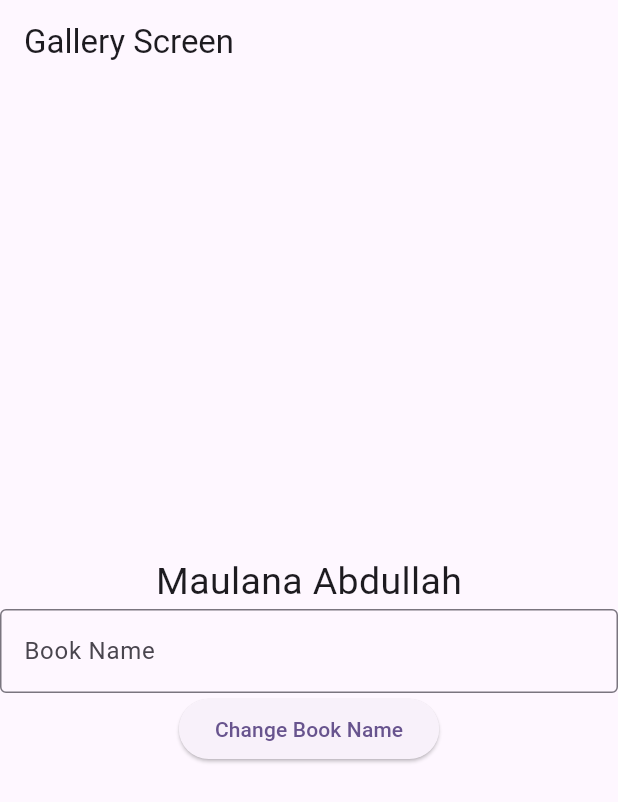
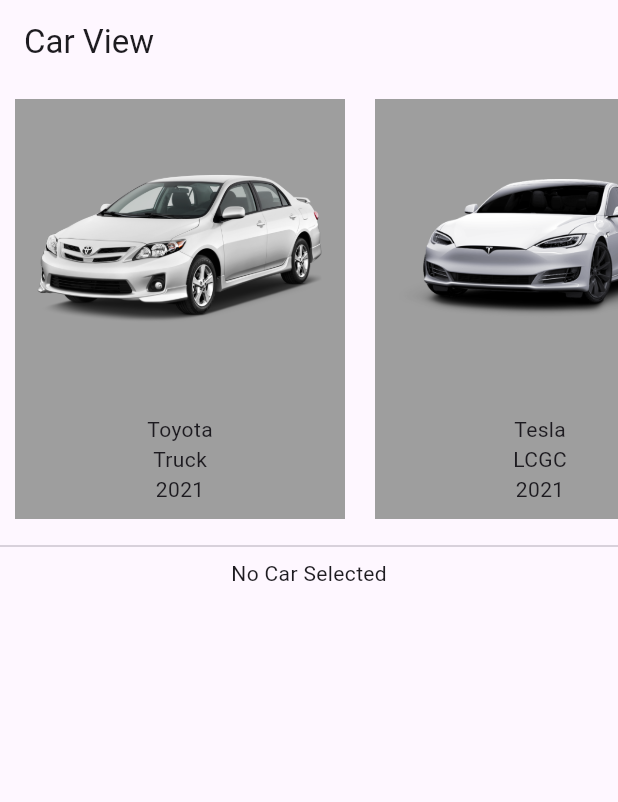
Before and after one commit to siopipin/pengembangan_aplikasi_mobile_flutter, a Flutter app: the screen it shows after launch, on a phone screen of 412 x 824 dp. Shown: the top 802 px of the screen. Run offline on Flutter 3.47's test engine with Material 3 defaults, Android fonts, the phone set to English and light mode, and no system bars.

Commit message:
car view

```diff
--- /dev/null
+++ b/lib/M10/teori/controllers/car_controller.dart
@@ -0,0 +1,55 @@
+import 'package:flutter/material.dart';
+import 'package:pengembangan_aplikasi_mobile_flutter/M10/teori/models/car_model.dart';
+
+class CarController extends ChangeNotifier {
+  bool _isLoadCar = false;
+  bool get isLoadCar => _isLoadCar;
+  set setLoadCar(bool value) {
+    _isLoadCar = value;
+    notifyListeners();
+  }
+
+  List<Car> _car = [];
+  List<Car> get carData => _car;
+  set setCarDataList(List<Car> value) {
+    _car = value;
+    notifyListeners();
+  }
+
+  Future<void> initialCarList() async {
+    try {
+      setLoadCar = true;
+      await Future.delayed(const Duration(seconds: 3));
+
+      List<Car> cars = [
+        Car(brand: 'Toyota', model: 'Truck', year: 2021),
+        Car(brand: 'Tesla', model: 'LCGC', year: 2021),
+        Car(brand: 'Becak', model: 'Roda 3', year: 2021),
+      ];
+      setCarDataList = cars;
+    } catch (e) {
+      // handle error
+    } finally {
+      setLoadCar = false;
+    }
+  }
+
+  // memilih mobil
+  Car car = Car();
+  Car get selectedCar => car;
+  bool isCarSelected = false;
+  set setCarData(Car value) {
+    car = value;
+    isCarSelected = true;
+    notifyListeners();
+  }
+
+  void selectCar({
+    required String brand,
+    required String model,
+    required int year,
+  }) {
+    setCarData = Car(brand: brand, model: model, year: year);
+    notifyListeners();
+  }
+}
--- /dev/null
+++ b/lib/M10/teori/models/car_model.dart
@@ -0,0 +1,31 @@
+class Car {
+  String? brand;
+  String? model;
+  int? year;
+
+  Car({this.brand, this.model, this.year});
+
+  filterCar() {
+    // logika untuk filter mobil yang muat di garasi
+    // garasi 21 x 20 m
+    // maka yang bisa masuk disini cuma mobil LCGC, truk / container tidak boleh masuk.
+    if (model == 'LCGC') {
+      print('Mobil ini muat di garasi');
+    } else {
+      print('Mobil ini tidak muat di garasi');
+    }
+  }
+
+  void startEngine() {
+    if (brand == 'Tesla') {
+      print('Starting the engine...');
+      print('Suara: Whussssssssss');
+    } else if (brand == 'Toyota') {
+      print('Starting the engine...');
+      print('Suara: Brum brum brum');
+    } else {
+      print('Starting the engine...');
+      print('Suara: Vroom vroom vroom');
+    }
+  }
+}
--- /dev/null
+++ b/lib/M10/teori/views/car_view.dart
@@ -0,0 +1,100 @@
+import 'package:flutter/material.dart';
+import 'package:pengembangan_aplikasi_mobile_flutter/M10/teori/controllers/car_controller.dart';
+import 'package:pengembangan_aplikasi_mobile_flutter/M10/teori/models/car_model.dart';
+import 'package:provider/provider.dart';
+
+class CarView extends StatefulWidget {
+  const CarView({Key? key}) : super(key: key);
+
+  @override
+  State<CarView> createState() => _CarViewState();
+}
+
+class _CarViewState extends State<CarView> {
+  @override
+  void initState() {
+    super.initState();
+    final carController = context.read<CarController>();
+    Future.microtask(() {
+      carController.initialCarList();
+    });
+  }
+
+  @override
+  Widget build(BuildContext context) {
+    final carController = context.watch<CarController>();
+    double size = 200;
+
+    return Scaffold(
+      appBar: AppBar(
+        title: const Text('Car View'),
+      ),
+      body: Center(
+        child: carController.isLoadCar
+            ? const CircularProgressIndicator()
+            : Column(children: [
+                SizedBox(
+                  height: 300,
+                  child: ListView.builder(
+                    shrinkWrap: true,
+                    itemCount: carController.carData.length,
+                    scrollDirection: Axis.horizontal,
+                    itemBuilder: (context, index) {
+                      Car car = carController.carData[index];
+                      return GestureDetector(
+                        onTap: () {
+                          carController.selectCar(
+                            brand: car.brand!,
+                            model: car.model!,
+                            year: car.year!,
+                          );
+                        },
+                        child: Container(
+                          width: 220,
+                          color: carController.selectedCar.brand == car.brand
+                              ? Colors.green[300]
+                              : Colors.grey,
+                          margin: EdgeInsets.all(10),
+                          child: Column(
+                            children: [
+                              Image.asset(
+                                'assets/images/${car.brand!.toLowerCase()}.png',
+                                width: size,
+                                height: size,
+                              ),
+                              SizedBox(height: 10),
+                              Text(car.brand!),
+                              Text(car.model!),
+                              Text(car.year.toString()),
+                            ],
+                          ),
+                        ),
+                      );
+                    },
+                  ),
+                ),
+                const Divider(),
+                Expanded(
+                  child: carController.isCarSelected
+                      ? Column(
+                          children: [
+                            Text('Selected Car',
+                                style: TextStyle(
+                                    fontSize: 20, fontWeight: FontWeight.bold)),
+                            Image.asset(
+                              'assets/images/${carController.selectedCar.brand!.toLowerCase()}.png',
+                              width: size,
+                              height: size,
+                            ),
+                            Text('Brand: ${carController.selectedCar.brand}'),
+                            Text('Model: ${carController.selectedCar.model}'),
+                            Text('Year: ${carController.selectedCar.year}'),
+                          ],
+                        )
+                      : const Text('No Car Selected'),
+                ),
+              ]),
+      ),
+    );
+  }
+}
--- a/lib/main.dart
+++ b/lib/main.dart
@@ -1,15 +1,13 @@
 import 'package:flutter/material.dart';
-import 'package:pengembangan_aplikasi_mobile_flutter/M09/praktek/gallery_screen.dart';
-import 'package:pengembangan_aplikasi_mobile_flutter/M09/praktek/providers/book_provider.dart';
-import 'package:pengembangan_aplikasi_mobile_flutter/M09/praktek/providers/mylist_provider.dart';
+import 'package:pengembangan_aplikasi_mobile_flutter/M10/teori/controllers/car_controller.dart';
+import 'package:pengembangan_aplikasi_mobile_flutter/M10/teori/views/car_view.dart';
 import 'package:provider/provider.dart';
 
 void main() {
   runApp(MultiProvider(
     providers: [
       // tambahkan class provider lain disini
-      ChangeNotifierProvider(create: (context) => MyListProvider()),
-      ChangeNotifierProvider(create: (context) => BookProvider()),
+      ChangeNotifierProvider(create: (context) => CarController()),
     ],
     child: const MyApp(),
   ));
@@ -18,7 +16,6 @@ void main() {
 class MyApp extends StatelessWidget {
   const MyApp({super.key});
 
-  // This widget is the root of your application.
   @override
   Widget build(BuildContext context) {
     return MaterialApp(
@@ -27,7 +24,7 @@ class MyApp extends StatelessWidget {
         colorScheme: ColorScheme.fromSeed(seedColor: Colors.deepPurple),
         useMaterial3: true,
       ),
-      home: GalleryScreen(),
+      home: const CarView(),
     );
   }
 }
```
Also changed, not shown: assets/images/becak.png (added), assets/images/tesla.png (added), assets/images/toyota.png (added), pubspec.lock, 3 other files.
